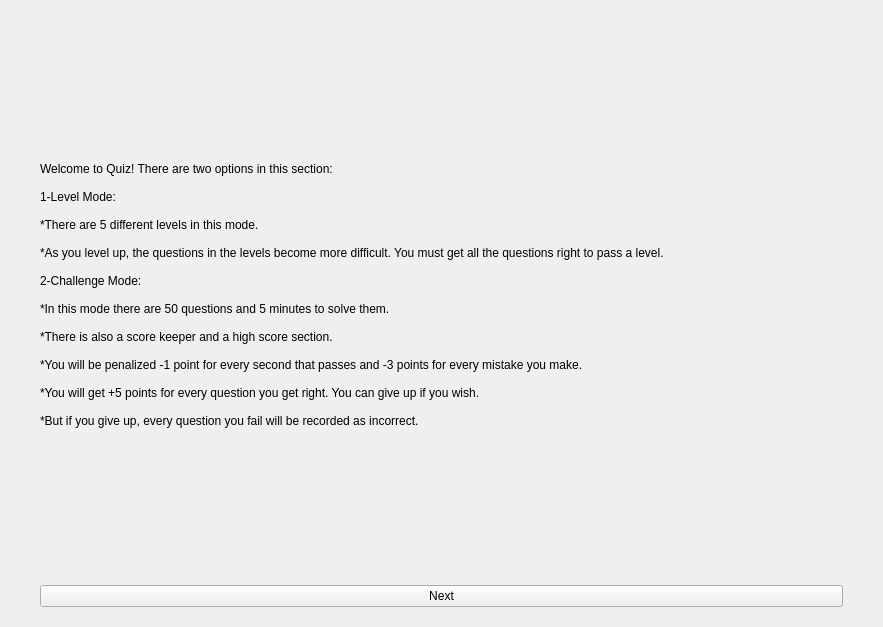
Before: the Qt Designer form STAGE4/periodiCpp/forms/quizsection.ui in demirciAhmet/periodiCpp, drawn with Qt 5.
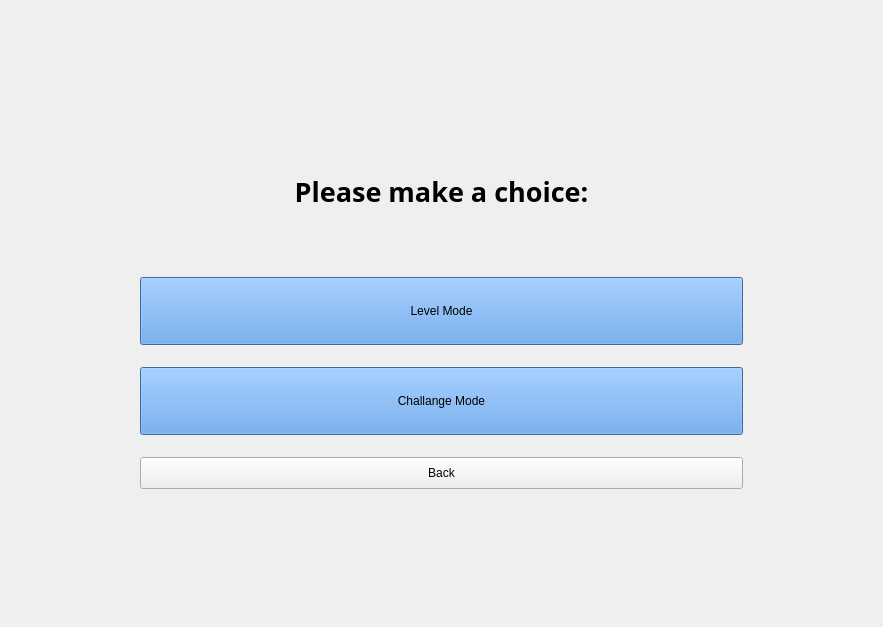
After: the same form once the commit is applied.

Commit message: GUI improvements for quiz section

What changed in the file:
```diff
--- a/STAGE4/periodiCpp/forms/quizsection.ui
+++ b/STAGE4/periodiCpp/forms/quizsection.ui
@@ -24,9 +24,16 @@
     <number>20</number>
    </property>
    <item>
-    <widget class="QLabel" name="label_2">
-     <property name="text">
-      <string>Welcome to Quiz! There are two options in this section:
+    <widget class="QStackedWidget" name="Pages">
+     <property name="currentIndex">
+      <number>1</number>
+     </property>
+     <widget class="QWidget" name="MainMenu">
+      <layout class="QGridLayout" name="gridLayout">
+       <item row="0" column="0">
+        <widget class="QLabel" name="lblInfo">
+         <property name="text">
+          <string>Welcome to Quiz! There are two options in this section:
 
 1-Level Mode: 
 
@@ -45,14 +52,181 @@
 *You will get +5 points for every question you get right. You can give up if you wish.
 
 *But if you give up, every question you fail will be recorded as incorrect. </string>
-     </property>
-    </widget>
-   </item>
-   <item>
-    <widget class="QPushButton" name="pushButton">
-     <property name="text">
-      <string>Next</string>
-     </property>
+         </property>
+        </widget>
+       </item>
+       <item row="2" column="0">
+        <widget class="QPushButton" name="pushButton">
+         <property name="sizePolicy">
+          <sizepolicy hsizetype="Minimum" vsizetype="Minimum">
+           <horstretch>0</horstretch>
+           <verstretch>0</verstretch>
+          </sizepolicy>
+         </property>
+         <property name="minimumSize">
+          <size>
+           <width>64</width>
+           <height>32</height>
+          </size>
+         </property>
+         <property name="maximumSize">
+          <size>
+           <width>1111111</width>
+           <height>32</height>
+          </size>
+         </property>
+         <property name="text">
+          <string>Next</string>
+         </property>
+        </widget>
+       </item>
+      </layout>
+     </widget>
+     <widget class="QWidget" name="MakeChoice">
+      <property name="layoutDirection">
+       <enum>Qt::LeftToRight</enum>
+      </property>
+      <layout class="QHBoxLayout" name="horizontalLayout_2">
+       <property name="leftMargin">
+        <number>100</number>
+       </property>
+       <property name="topMargin">
+        <number>100</number>
+       </property>
+       <property name="rightMargin">
+        <number>100</number>
+       </property>
+       <property name="bottomMargin">
+        <number>100</number>
+       </property>
+       <item>
+        <layout class="QVBoxLayout" name="verticalLayout_2" stretch="1,1,1,0">
+         <item>
+          <widget class="QLabel" name="lbl">
+           <property name="maximumSize">
+            <size>
+             <width>16777215</width>
+             <height>128</height>
+            </size>
+           </property>
+           <property name="font">
+            <font>
+             <family>Roboto Slab</family>
+             <pointsize>20</pointsize>
+             <bold>true</bold>
+            </font>
+           </property>
+           <property name="text">
+            <string>Please make a choice:</string>
+           </property>
+           <property name="alignment">
+            <set>Qt::AlignCenter</set>
+           </property>
+          </widget>
+         </item>
+         <item>
+          <widget class="QPushButton" name="btnLevelMode">
+           <property name="sizePolicy">
+            <sizepolicy hsizetype="Minimum" vsizetype="Minimum">
+             <horstretch>128</horstretch>
+             <verstretch>48</verstretch>
+            </sizepolicy>
+           </property>
+           <property name="minimumSize">
+            <size>
+             <width>128</width>
+             <height>48</height>
+            </size>
+           </property>
+           <property name="maximumSize">
+            <size>
+             <width>11111111</width>
+             <height>68</height>
+            </size>
+           </property>
+           <property name="layoutDirection">
+            <enum>Qt::LeftToRight</enum>
+           </property>
+           <property name="autoFillBackground">
+            <bool>false</bool>
+           </property>
+           <property name="styleSheet">
+            <string notr="true">border-color: rgb(0, 0, 0);
+background-color: rgb(82, 148, 226);</string>
+           </property>
+           <property name="text">
+            <string>Level Mode</string>
+           </property>
+          </widget>
+         </item>
+         <item>
+          <widget class="QPushButton" name="btnChallangeMode">
+           <property name="sizePolicy">
+            <sizepolicy hsizetype="Minimum" vsizetype="Minimum">
+             <horstretch>128</horstretch>
+             <verstretch>48</verstretch>
+            </sizepolicy>
+           </property>
+           <property name="minimumSize">
+            <size>
+             <width>128</width>
+             <height>48</height>
+            </size>
+           </property>
+           <property name="maximumSize">
+            <size>
+             <width>11111111</width>
+             <height>68</height>
+            </size>
+           </property>
+           <property name="layoutDirection">
+            <enum>Qt::LeftToRight</enum>
+           </property>
+           <property name="autoFillBackground">
+            <bool>false</bool>
+           </property>
+           <property name="styleSheet">
+            <string notr="true">border-color: rgb(0, 0, 0);
+background-color: rgb(82, 148, 226);</string>
+           </property>
+           <property name="text">
+            <string>Challange Mode</string>
+           </property>
+          </widget>
+         </item>
+         <item>
+          <widget class="QPushButton" name="btnBack">
+           <property name="sizePolicy">
+            <sizepolicy hsizetype="Minimum" vsizetype="Minimum">
+             <horstretch>0</horstretch>
+             <verstretch>0</verstretch>
+            </sizepolicy>
+           </property>
+           <property name="minimumSize">
+            <size>
+             <width>64</width>
+             <height>32</height>
+            </size>
+           </property>
+           <property name="maximumSize">
+            <size>
+             <width>1111111</width>
+             <height>32</height>
+            </size>
+           </property>
+           <property name="layoutDirection">
+            <enum>Qt::LeftToRight</enum>
+           </property>
+           <property name="text">
+            <string>Back</string>
+           </property>
+          </widget>
+         </item>
+        </layout>
+       </item>
+      </layout>
+     </widget>
+     <widget class="QWidget" name="page"/>
     </widget>
    </item>
   </layout>
```
The commit also changes 8 other files.
